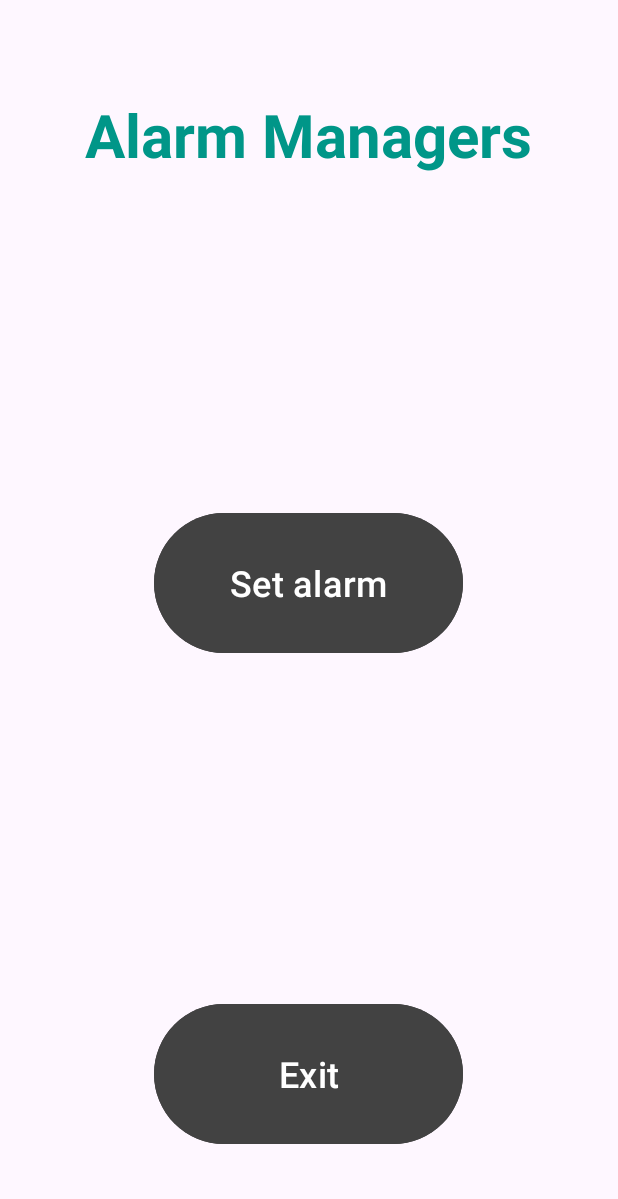
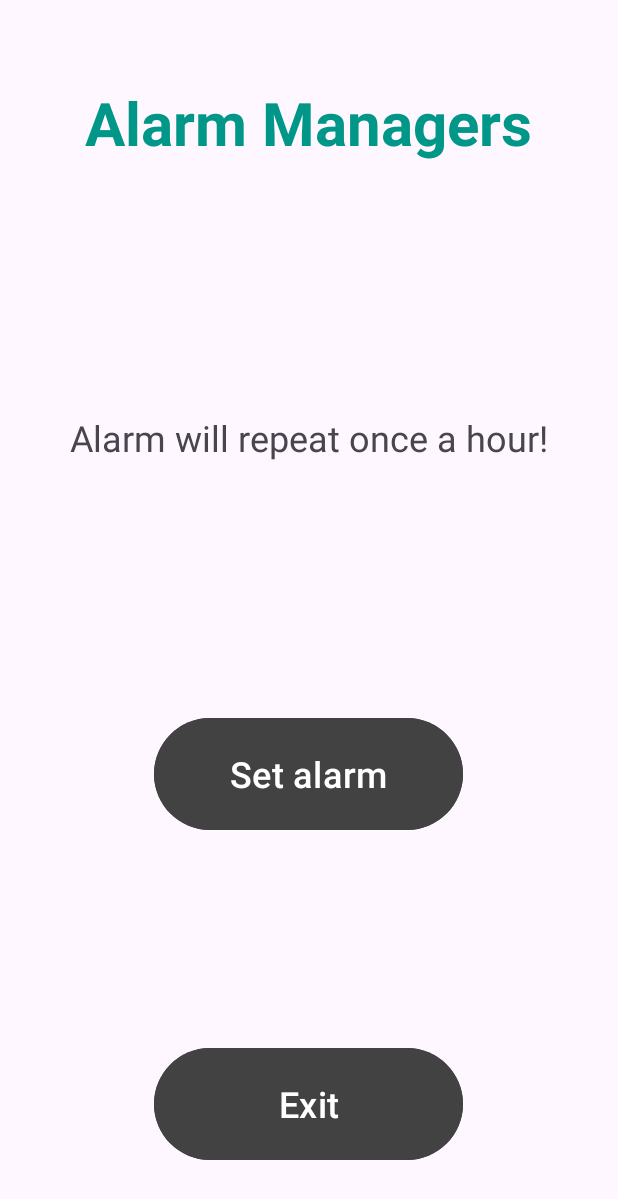
Before and after one commit to or1901/Ex1501, an Android app: the screen it shows after launch (MainActivity), on a phone screen of 412 x 824 dp. Shown: the top 1199 px of the screen. Run offline under Robolectric (Android 15) with nearby library versions, the phone set to English and light mode, and no system bars.

Commit message:
Added text view for displaying the current alarm

```diff
--- a/app/src/main/res/layout/activity_main.xml
+++ b/app/src/main/res/layout/activity_main.xml
@@ -10,7 +10,7 @@
     <Space
         android:layout_width="match_parent"
         android:layout_height="0dp"
-        android:layout_weight="0.3" />
+        android:layout_weight="0.4" />
 
     <LinearLayout
         android:layout_width="match_parent"
@@ -42,7 +42,38 @@
     <Space
         android:layout_width="match_parent"
         android:layout_height="0dp"
-        android:layout_weight="1.7" />
+        android:layout_weight="1.3" />
+
+    <LinearLayout
+        android:layout_width="match_parent"
+        android:layout_height="0dp"
+        android:layout_weight="1"
+        android:orientation="horizontal">
+
+        <Space
+            android:layout_width="0dp"
+            android:layout_height="match_parent"
+            android:layout_weight="1" />
+
+        <TextView
+            android:id="@+id/tvAlarmTime"
+            android:layout_width="0dp"
+            android:layout_height="match_parent"
+            android:layout_weight="18"
+            android:gravity="center"
+            android:text="Alarm will repeat once a hour!"
+            android:textSize="24sp" />
+
+        <Space
+            android:layout_width="0dp"
+            android:layout_height="match_parent"
+            android:layout_weight="1" />
+    </LinearLayout>
+
+    <Space
+        android:layout_width="match_parent"
+        android:layout_height="0dp"
+        android:layout_weight="1.5" />
 
     <LinearLayout
         android:layout_width="match_parent"
@@ -73,7 +104,7 @@
     <Space
         android:layout_width="match_parent"
         android:layout_height="0dp"
-        android:layout_weight="2" />
+        android:layout_weight="1.5" />
 
     <LinearLayout
         android:layout_width="match_parent"
```
